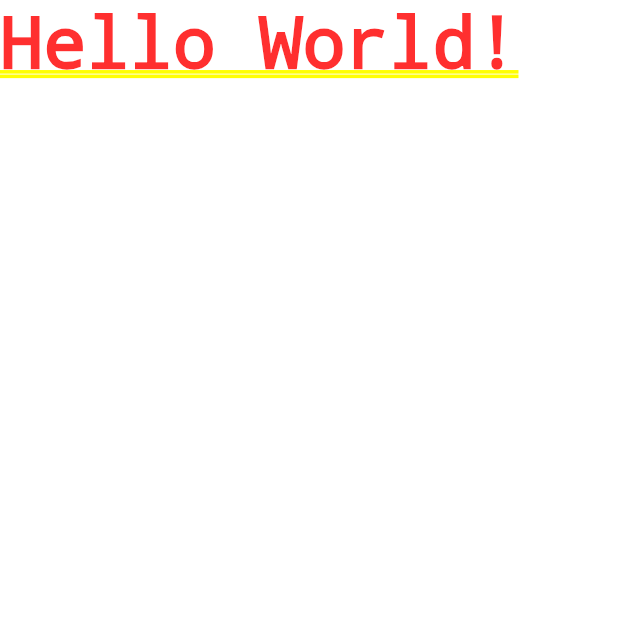
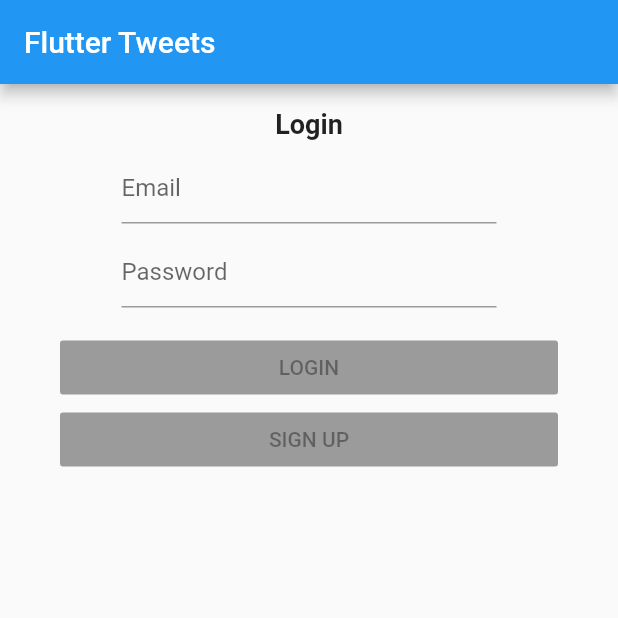
Before and after one commit to GWU-CSCI-4237-Fall-2021/Flutter-Tweets, a Flutter app: the screen it shows after launch, on a phone screen of 412 x 824 dp, the top half of it. Run offline on Flutter 3.47's test engine with Material 2 defaults, Android fonts, the phone set to English and light mode, and no system bars.

Commit message:
Basic login screen, without Firebase

```diff
--- /dev/null
+++ b/lib/login.dart
@@ -0,0 +1,130 @@
+import 'dart:math';
+
+import 'package:flutter/material.dart';
+
+class LoginScreen extends StatefulWidget {
+  final String title;
+
+  LoginScreen({Key key, this.title}) : super(key: key);
+
+  @override
+  State<StatefulWidget> createState() => _LoginScreenState();
+}
+
+class _LoginScreenState extends State<LoginScreen> {
+
+  var buttonsEnabled = false;
+
+  var loadingShown = false;
+
+  final emailTextController = TextEditingController();
+
+  final passwordTextController = TextEditingController();
+
+  @override
+  void initState() {
+    super.initState();
+    emailTextController.addListener(updateButtonState);
+    passwordTextController.addListener(updateButtonState);
+  }
+
+  @override
+  void dispose() {
+    emailTextController.dispose();
+    passwordTextController.dispose();
+    super.dispose();
+  }
+
+  void updateButtonState() {
+    final enabled = emailTextController.text.trim().isNotEmpty && passwordTextController.text.trim().isNotEmpty;
+    setState(() {
+      buttonsEnabled = enabled;
+    });
+  }
+
+  @override
+  Widget build(BuildContext context) {
+    final title = Text(
+      "Login",
+      style: TextStyle(fontWeight: FontWeight.bold, fontSize: 18),
+    );
+
+    final email = Container(
+        width: 250,
+        margin: EdgeInsets.only(top: 8.0),
+        child: TextField(
+          controller: emailTextController,
+          decoration: InputDecoration(
+            hintText: "Email",
+          ),
+        ));
+
+    final password = Container(
+        width: 250,
+        margin: EdgeInsets.only(top: 8.0),
+        child: TextField(
+          obscureText: true,
+          controller: passwordTextController,
+          decoration: InputDecoration(
+            hintText: "Password",
+          ),
+        ));
+
+    final login = Container(
+        margin: EdgeInsets.fromLTRB(24.0, 16.0, 24.0, 0.0),
+        child: RaisedButton(
+            onPressed: buttonsEnabled ? () {
+              setState(() {
+                loadingShown = true;
+              });
+            } : null,
+            child: SizedBox(
+                width: double.infinity,
+                child: Center(
+                    child: Text('LOGIN')
+                )
+            )
+        )
+    );
+
+    final signUp = Container(
+        margin: EdgeInsets.symmetric(horizontal: 24.0),
+        child: RaisedButton(
+            onPressed: buttonsEnabled ? () {} : null,
+            child: SizedBox(
+                width: double.infinity,
+                child: Center(
+                    child: Text('SIGN UP')
+                )
+            )
+        )
+    );
+
+    final progressBar = Container(
+       margin: EdgeInsets.only(top: 24.0),
+       child: Visibility(
+           visible: loadingShown,
+           child: CircularProgressIndicator(),
+       )
+    );
+
+    return Scaffold(
+        appBar: AppBar(title: Text('Flutter Tweets')),
+        body: Center(
+            child: Container(
+                padding: EdgeInsets.all(16),
+                child: Column(
+                  children: [
+                    title,
+                    email,
+                    password,
+                    login,
+                    signUp,
+                    progressBar
+                  ],
+                )
+            )
+        )
+    );
+  }
+}
--- a/lib/main.dart
+++ b/lib/main.dart
@@ -1,4 +1,5 @@
 import 'package:flutter/material.dart';
+import 'login.dart';
 
 void main() => runApp(App());
 
@@ -7,7 +8,7 @@ class App extends StatelessWidget {
   Widget build(BuildContext context) {
     return MaterialApp(
       title: 'Flutter Tweets',
-      home: Text('Hello World!'),
+      home: LoginScreen(title: 'Firebase Login'),
     );
   }
 }
```
